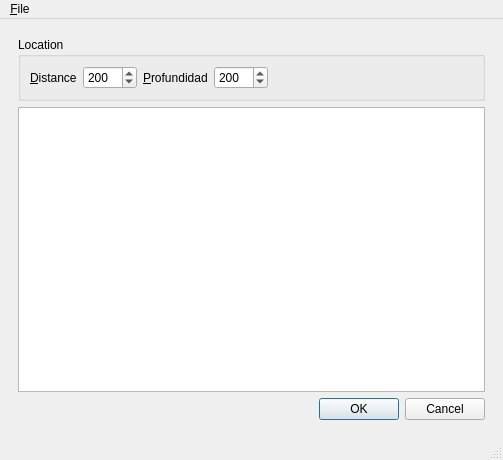
edvelezg/viper-sugui, file mainwindow/mainwindow.ui: the form before one commit.
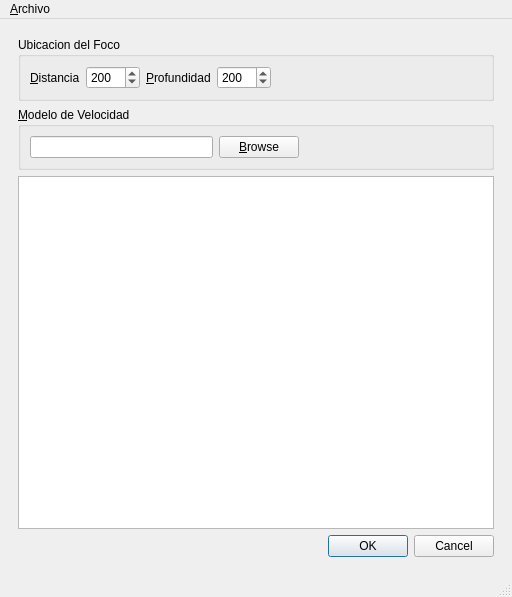
The form after the commit.

Commit message: Changed labels, added browse button

The edit to the form file:
```diff
--- a/mainwindow/mainwindow.ui
+++ b/mainwindow/mainwindow.ui
@@ -5,8 +5,8 @@
    <rect>
     <x>0</x>
     <y>0</y>
-    <width>503</width>
-    <height>460</height>
+    <width>512</width>
+    <height>597</height>
    </rect>
   </property>
   <property name="windowTitle" >
@@ -20,19 +20,19 @@
        <number>0</number>
       </property>
       <widget class="QWidget" name="page" >
-       <layout class="QGridLayout" name="gridLayout_3" >
+       <layout class="QGridLayout" name="gridLayout_2" >
         <item row="0" column="0" >
          <widget class="QGroupBox" name="groupBox" >
           <property name="title" >
-           <string>Location</string>
+           <string>Ubicacion del Foco</string>
           </property>
-          <layout class="QGridLayout" name="gridLayout_2" >
-           <item row="0" column="0" >
+          <layout class="QHBoxLayout" name="horizontalLayout_4" >
+           <item>
             <layout class="QHBoxLayout" name="horizontalLayout" >
              <item>
               <widget class="QLabel" name="label" >
                <property name="text" >
-                <string>&amp;Distance</string>
+                <string>&amp;Distancia</string>
                </property>
                <property name="buddy" >
                 <cstring>spinBox</cstring>
@@ -82,6 +82,51 @@
                </property>
                <property name="sizeHint" stdset="0" >
                 <size>
+                 <width>413</width>
+                 <height>17</height>
+                </size>
+               </property>
+              </spacer>
+             </item>
+            </layout>
+           </item>
+          </layout>
+         </widget>
+        </item>
+        <item row="1" column="0" >
+         <widget class="QGroupBox" name="groupBox_3" >
+          <property name="title" >
+           <string>&amp;Modelo de Velocidad</string>
+          </property>
+          <layout class="QHBoxLayout" name="horizontalLayout_3" >
+           <item>
+            <layout class="QHBoxLayout" name="horizontalLayout_2" >
+             <item>
+              <widget class="QLineEdit" name="sourceFileEdit" />
+             </item>
+             <item>
+              <widget class="QPushButton" name="browseButton" >
+               <property name="sizePolicy" >
+                <sizepolicy vsizetype="Fixed" hsizetype="Fixed" >
+                 <horstretch>0</horstretch>
+                 <verstretch>0</verstretch>
+                </sizepolicy>
+               </property>
+               <property name="text" >
+                <string>&amp;Browse</string>
+               </property>
+               <property name="shortcut" >
+                <string>Alt+B</string>
+               </property>
+              </widget>
+             </item>
+             <item>
+              <spacer name="horizontalSpacer_2" >
+               <property name="orientation" >
+                <enum>Qt::Horizontal</enum>
+               </property>
+               <property name="sizeHint" stdset="0" >
+                <size>
                  <width>40</width>
                  <height>20</height>
                 </size>
@@ -93,10 +138,10 @@
           </layout>
          </widget>
         </item>
-        <item row="1" column="0" >
-         <widget class="QTextEdit" name="textEdit" />
-        </item>
         <item row="2" column="0" >
+         <widget class="QTextEdit" name="textEdit" />
+        </item>
+        <item row="3" column="0" >
          <widget class="QDialogButtonBox" name="buttonBox" >
           <property name="standardButtons" >
            <set>QDialogButtonBox::Cancel|QDialogButtonBox::Ok</set>
@@ -130,13 +175,13 @@
     <rect>
      <x>0</x>
      <y>0</y>
-     <width>503</width>
+     <width>512</width>
      <height>22</height>
     </rect>
    </property>
    <widget class="QMenu" name="menu_File" >
     <property name="title" >
-     <string>&amp;File</string>
+     <string>&amp;Archivo</string>
     </property>
     <addaction name="action_New" />
     <addaction name="actionSave" />
```
Left out of the diff: 14 changed lines with no effect on the pictures. The commit also changes 2 other files.
